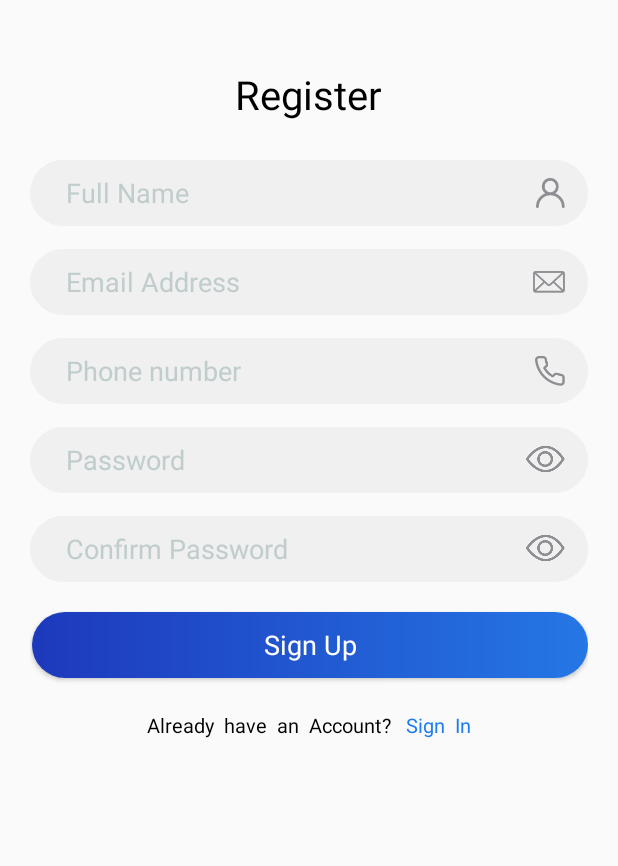
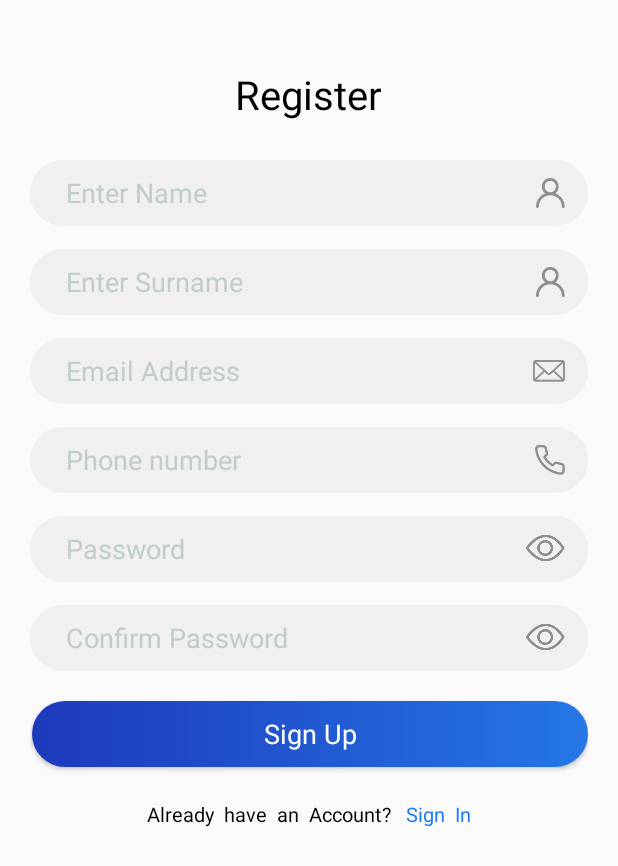
Before and after one commit to LokeshInfo/Shop_Max_Dual, an Android app: the layout activity_register.xml on its own in the app's theme, with its tools: preview values and no code run, on a phone screen of 412 x 824 dp. Shown: the top 866 px of the screen. Run offline under Robolectric (Android 15) with nearby library versions, the phone set to English and light mode, and no system bars.

Commit message:
Updates 27 MArch,2020 :)

```diff
--- a/app/src/main/java/com/icss/shopmax/API_Retro/BaseUrl.java
+++ b/app/src/main/java/com/icss/shopmax/API_Retro/BaseUrl.java
@@ -21,7 +21,7 @@ public interface BaseUrl {
     // Doctors
 
     String login = "login/do_login";
-    String registration = "registration";
+    String registration = "registration/add_info";
     String update_profile = "update_profile";
     String sale_category = "sale_category";
     String food_category = "food_category";
--- a/app/src/main/java/com/icss/shopmax/Sub_Adapter/Sub_Hospital_Adapter.java
+++ b/app/src/main/java/com/icss/shopmax/Sub_Adapter/Sub_Hospital_Adapter.java
@@ -74,6 +74,7 @@ public class Sub_Hospital_Adapter extends RecyclerView.Adapter<Sub_Hospital_Adap
                     Bundle args = new Bundle();
                     args.putString("h_id",dlist.get(i).getHospital_id());
                     args.putString("d_id",dlist.get(i).getDoctor_id());
+                    args.putString("amount",dlist.get(i).getFees());
                     fragment.setArguments(args);
                     FragmentManager fragmentmanager =activ.getSupportFragmentManager();
                     FragmentTransaction fragmentTransaction =fragmentmanager.beginTransaction();
--- a/app/src/main/java/com/icss/shopmax/ui/Sub_Category/Patient_Details_Fragment.java
+++ b/app/src/main/java/com/icss/shopmax/ui/Sub_Category/Patient_Details_Fragment.java
@@ -37,7 +37,7 @@ public class Patient_Details_Fragment extends Fragment
     RadioGroup radioGroup;
     private EditText edname, edmail, edphone, edrequest, edage;
     private String name, mail, phone, request, age, gender="";
-    private String user_id, hospital_id, doctor_id;
+    private String user_id, hospital_id, doctor_id, famount;
 
     @Nullable
     @Override
@@ -56,6 +56,7 @@ public class Patient_Details_Fragment extends Fragment
          if (getArguments()!=null){
              hospital_id = getArguments().getString("h_id");
              doctor_id = getArguments().getString("d_id");
+             famount = getArguments().getString("amount");
          }
 
          Click_Listeners();
@@ -137,7 +138,6 @@ public class Patient_Details_Fragment extends Fragment
 
     private void book_appt(){
 
-
         final ProgressDialog dialog;
         dialog = new ProgressDialog(getActivity());
         dialog.setMessage("Submitting request");
@@ -147,7 +147,7 @@ public class Patient_Details_Fragment extends Fragment
         user_id = AppPrefrences.getUserid(getActivity());
         Log.e("Data Booking"," h_id "+hospital_id+" doc_id "+doctor_id+" user_id "+user_id);
 
-        Retrofit_Client.getAPIService().Book_Doctor(user_id, hospital_id,doctor_id,name,mail,phone,gender,age,request).enqueue(new Callback<Doc_Book_Model>() {
+        Retrofit_Client.getAPIService().Book_Doctor(user_id, hospital_id,doctor_id,name,mail,phone,gender,age,request,"1",famount,"pay@xyz").enqueue(new Callback<Doc_Book_Model>() {
             @Override
             public void onResponse(Call<Doc_Book_Model> call, Response<Doc_Book_Model> response) {
 
--- a/app/src/main/res/layout/activity_register.xml
+++ b/app/src/main/res/layout/activity_register.xml
@@ -43,7 +43,7 @@
                 android:layout_width="match_parent"
                 android:layout_height="44dp"
                 android:layout_marginTop="6dp"
-                android:hint="Full Name"
+                android:hint="Enter Name"
                 android:textColorHint="@color/light_grey"
                 android:background="@drawable/edit_text"
                 android:paddingEnd="15dp"
@@ -60,6 +60,27 @@
                 android:autoText="false"
                 />
 
+            <EditText
+                android:id="@+id/ed_surname"
+                android:layout_width="match_parent"
+                android:layout_height="44dp"
+                android:layout_marginTop="15dp"
+                android:hint="Enter Surname"
+                android:textColorHint="@color/light_grey"
+                android:background="@drawable/edit_text"
+                android:paddingEnd="15dp"
+                android:paddingRight="15dp"
+                android:singleLine="true"
+                android:padding="2dp"
+                android:drawableRight="@drawable/ic_user"
+                android:paddingStart="24dp"
+                android:paddingLeft="24dp"
+                android:drawablePadding="10dp"
+                style="@style/ed_txt"
+                android:inputType="text"
+                android:autoLink="none"
+                android:autoText="false"
+                />
 
             <EditText
                 android:id="@+id/ed_email"
```
Also changed, not shown: app/src/main/java/com/icss/shopmax/API_Retro/Api_Para.java (+10 -6 lines), app/src/main/java/com/icss/shopmax/View/Register_Activity.java (+33 -11 lines).
